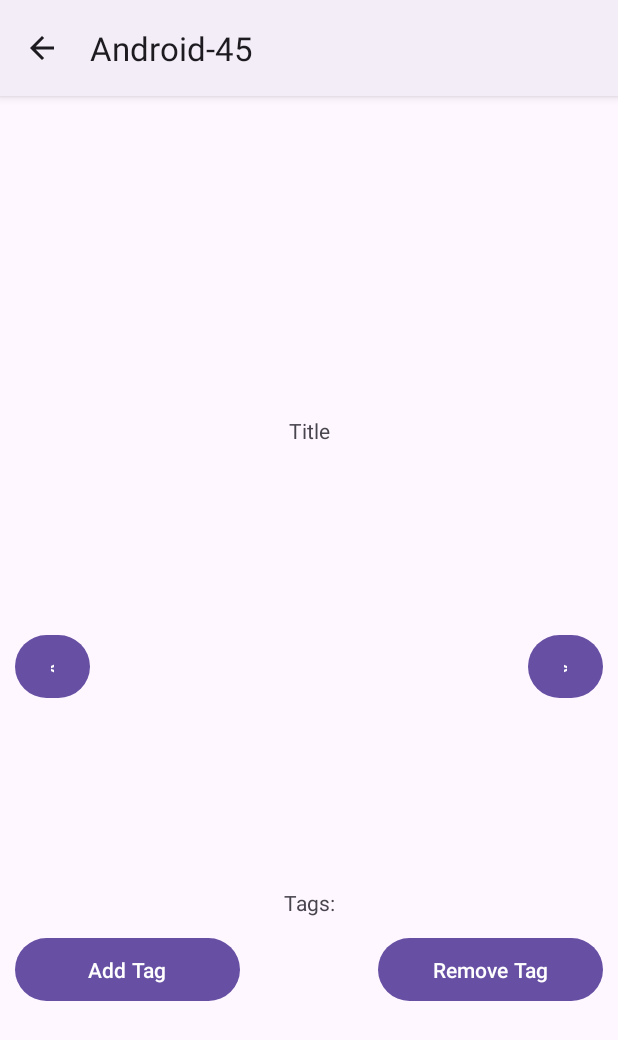
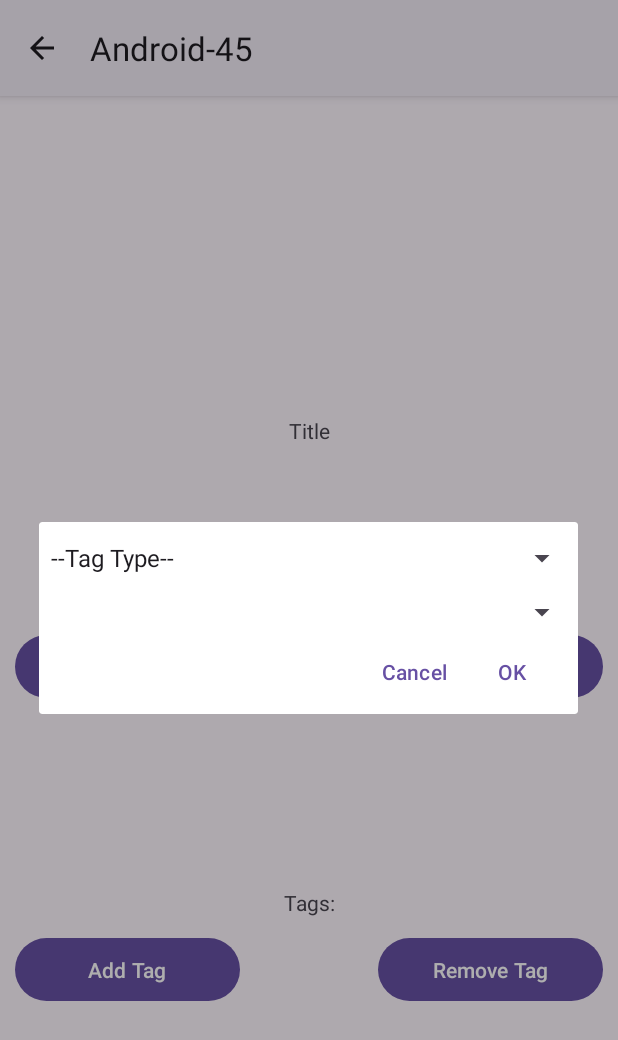
Before and after one commit to GiioRL/Android-45, an Android app: the PhotoActivity screen opened directly, with no data from a screen before it, after a tap on "Remove Tag", on a phone screen of 412 x 824 dp. Shown: the top 1040 px of the screen. Run offline under Robolectric (Android 15) with nearby library versions, the phone set to English and light mode, and no system bars; 5 statements that could not run were skipped.

Commit message:
remove tags

```diff
--- a/app/src/main/java/com/example/android_45/PhotoActivity.java
+++ b/app/src/main/java/com/example/android_45/PhotoActivity.java
@@ -2,8 +2,8 @@ package com.example.android_45;
 
 import android.content.Intent;
 import android.os.Bundle;
-import android.util.Log;
 import android.view.View;
+import android.widget.AdapterView;
 import android.widget.ArrayAdapter;
 import android.widget.Button;
 import android.widget.EditText;
@@ -108,14 +108,12 @@ public class PhotoActivity extends AppCompatActivity {
             setupScene(album.getPhotos().get(++photoIndex));
         }
     }
-    private void addTag() {
-        createTagDialog().show();
-    }
+    private void addTag() { createTagDialog().show(); }
 
     private AlertDialog createTagDialog() {
         AlertDialog.Builder builder = new AlertDialog.Builder(this);
         View dialogView = getLayoutInflater().inflate(R.layout.add_tag_dialog, null);
-        Spinner tagDropdown = dialogView.findViewById(R.id.tagDropdown);
+        Spinner tagDropdown = dialogView.findViewById(R.id.typeDropdown);
         ArrayAdapter<String> tag1Adapter = new ArrayAdapter<>(this, androidx.appcompat.R.layout.support_simple_spinner_dropdown_item, new String[]{"--Tag Type--", "Person", "Location"});
         tagDropdown.setAdapter(tag1Adapter);
         EditText valueField = dialogView.findViewById(R.id.valueField);
@@ -172,7 +170,86 @@ public class PhotoActivity extends AppCompatActivity {
             return false;
         }
     }
-    private void removeTag() {}
+    private void removeTag() { removeTagDialog().show(); }
+
+    private AlertDialog removeTagDialog() {
+        AlertDialog.Builder builder = new AlertDialog.Builder(this);
+        View dialogView = getLayoutInflater().inflate(R.layout.remove_tag_dialog, null);
+        Spinner typeDropdown = dialogView.findViewById(R.id.typeDropdown);
+        Spinner valueDropdown = dialogView.findViewById(R.id.valueDropdown);
+        ArrayAdapter<String> typeAdapter = new ArrayAdapter<>(this, androidx.appcompat.R.layout.support_simple_spinner_dropdown_item, new String[]{"--Tag Type--", "Person", "Location"});
+        typeDropdown.setAdapter(typeAdapter);
+        typeDropdown.setOnItemSelectedListener(new AdapterView.OnItemSelectedListener() {
+            @Override
+            public void onItemSelected(AdapterView<?> parent, View view, int position, long id) {
+                String tagType = parent.getItemAtPosition(position).toString();
+
+                if (tagType.equals("--Tag Type--")) {
+                    valueDropdown.setAdapter(null);
+                    return;
+                }
+
+                ArrayAdapter<String> valueAdapter = new ArrayAdapter<>(PhotoActivity.this, androidx.appcompat.R.layout.support_simple_spinner_dropdown_item, getValues(tagType));
+                valueDropdown.setAdapter(valueAdapter);
+            }
+
+            @Override
+            public void onNothingSelected(AdapterView<?> parent) {
+                valueDropdown.setAdapter(null);
+            }
+        });
+
+        builder.setView(dialogView)
+                .setNegativeButton("Cancel", (dialog, id) -> {})
+                .setPositiveButton("OK", (dialog, id) -> {
+                    // Input validation
+
+                    String tagType = typeDropdown.getSelectedItem().toString();
+                    String tagValue = valueDropdown.getSelectedItem().toString();
+                    if (tagType.equals("--Tag Type--")) {
+                        Toast toast = Toast.makeText(this, "Select a tag type.", Toast.LENGTH_LONG);
+                        toast.show();
+                        return;
+                    }
+                    if (tagValue.equals("--Tag Value--")) {
+                        Toast toast = Toast.makeText(this, "Select a tag value.", Toast.LENGTH_LONG);
+                        toast.show();
+                        return;
+                    }
+                    Tag tag = new Tag(tagType, tagValue);
+                    album.getPhotos().remove(photo);
+                    removeTag(tag);
+                    album.getPhotos().add(photoIndex, photo);
+                    setupScene(photo);
+                });
+
+        return builder.create();
+    }
+
+    private void removeTag(Tag target) {
+        ArrayList<Tag> tags = photo.getTags();
+        for (int i = 0; i < tags.size(); i++) {
+            Tag tag = tags.get(i);
+            if (tag.equals(target)) {
+                if (tag.tagEquals(target)) {
+                    tags.remove(i);
+                    break;
+                }
+            }
+        }
+    }
+
+    private ArrayList<String> getValues(String type) {
+        ArrayList<Tag> tags = photo.getTags();
+        ArrayList<String> values = new ArrayList<String>();
+        values.add("--Tag Value--");
+        for (Tag tag: tags) {
+            if (tag.getType().equals(type)) {
+                values.add(tag.getValue());
+            }
+        }
+        return values;
+    }
 
     private void setupScene(Photo photo) {
         this.photo = photo;
--- a/app/src/main/res/layout/add_tag_dialog.xml
+++ b/app/src/main/res/layout/add_tag_dialog.xml
@@ -5,7 +5,7 @@
     android:orientation="vertical">
 
     <Spinner
-        android:id="@+id/tagDropdown"
+        android:id="@+id/typeDropdown"
         android:layout_width="match_parent"
         android:layout_height="wrap_content"
         android:layout_weight="2" />
--- /dev/null
+++ b/app/src/main/res/layout/remove_tag_dialog.xml
@@ -0,0 +1,19 @@
+<?xml version="1.0" encoding="utf-8"?>
+<LinearLayout xmlns:android="http://schemas.android.com/apk/res/android"
+    android:layout_width="match_parent"
+    android:layout_height="wrap_content"
+    android:orientation="vertical">
+
+    <Spinner
+        android:id="@+id/typeDropdown"
+        android:layout_width="match_parent"
+        android:layout_height="wrap_content"
+        android:layout_weight="2" />
+
+    <Spinner
+        android:id="@+id/valueDropdown"
+        android:layout_width="match_parent"
+        android:layout_height="wrap_content"
+        android:layout_weight="2" />
+
+</LinearLayout>
```
